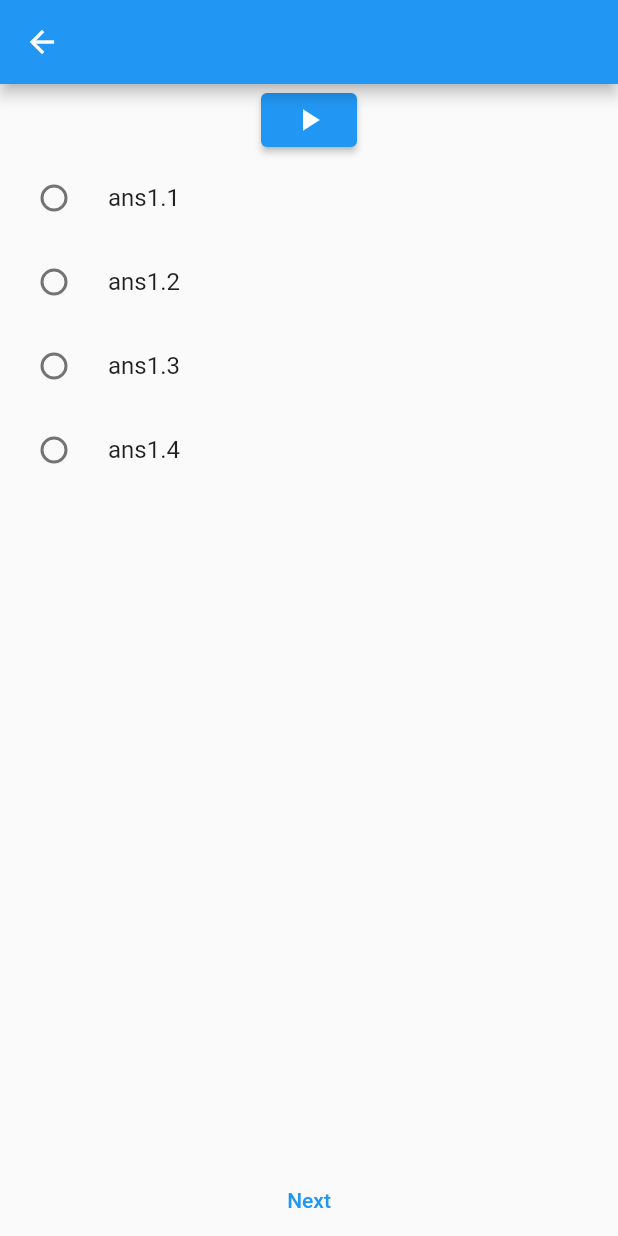
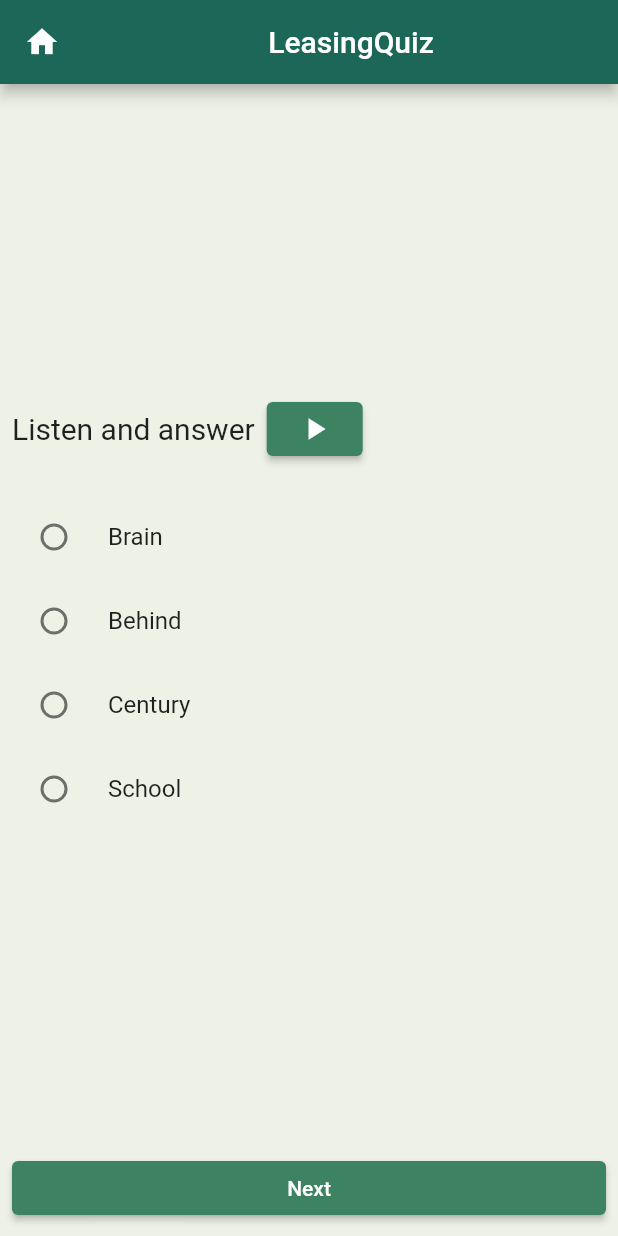
Before and after one commit to omarzghoul/labTest, a Flutter app: the LeasingQuiz screen opened directly, on a phone screen of 412 x 824 dp. Run offline on Flutter 3.47's test engine with Material 2 defaults, Android fonts, the phone set to English and light mode, and no system bars; our stand-ins replace audioplayers.

Commit message:
update listeningQuiz

```diff
--- a/lib/component/Page_builder.dart
+++ b/lib/component/Page_builder.dart
@@ -6,19 +6,17 @@ import 'package:flutter/src/widgets/framework.dart';
 class Page_bulider extends StatelessWidget {
   Page_bulider(
       {super.key,
-
       this.questions,
       required this.controller,
       required this.ontap,
-      required this.itemBuilder
-      });
+      required this.itemBuilder});
   final PageController controller;
 
   List<String>? questions;
 
   Function()? ontap;
 
-   Widget Function (BuildContext,int ) itemBuilder;
+  Widget Function(BuildContext, int) itemBuilder;
 
   @override
   Widget build(BuildContext context) {
@@ -33,13 +31,16 @@ class Page_bulider extends StatelessWidget {
             itemBuilder: itemBuilder,
           ),
         ),
-        TextButton(
-          onPressed: ontap,
-          child: const Text('Next'),
+        Container(
+          padding: EdgeInsets.all(8),
+          width: double.infinity,
+          child: ElevatedButton(
+            onPressed: ontap,
+            child: const Text('Next'),
+            style: ElevatedButton.styleFrom(backgroundColor: Color(0xff3D8361)),
+          ),
         )
       ],
     );
   }
-
-
 }
--- a/lib/component/SoundQa.dart
+++ b/lib/component/SoundQa.dart
@@ -1,6 +1,7 @@
 import 'package:flutter/material.dart';
 
 import 'package:audioplayers/audioplayers.dart';
+import 'package:flutter_application_8/component/AnsAlertDialog.dart';
 
 class SoundQa extends StatefulWidget {
   SoundQa(
@@ -25,49 +26,83 @@ class _SoundQaState extends State<SoundQa> {
 
   @override
   Widget build(BuildContext context) {
-    return Column(
+    return Center(
+      child: Column(
+        mainAxisAlignment: MainAxisAlignment.center,
         children: [
+          Row(
+            children: [
+              Padding(
+                padding: const EdgeInsets.all(8.0),
+                child: Text(
+                  "Listen and answer",
+                  style: TextStyle(fontSize: 20),
+                ),
+              ),
               ElevatedButton(
                 onPressed: () async {
                   final player = AudioPlayer();
 
                   await player.play(AssetSource('${widget.soundPath}'));
                 },
-            child: Icon(Icons.play_arrow)),
+                child: Icon(Icons.play_arrow),
+                style: ElevatedButton.styleFrom(
+                    backgroundColor: Color(0xff3D8361)),
+              ),
+            ],
+          ),
+          SizedBox(
+            height: 20,
+          ),
           coustmRadioListTile("${widget.ans1}"),
           coustmRadioListTile("${widget.ans2}"),
           coustmRadioListTile("${widget.ans3}"),
           coustmRadioListTile("${widget.ans4}")
         ],
+      ),
     );
   }
 
   Widget coustmRadioListTile(String val) {
     return RadioListTile(
       value: "$val",
-      title: Text("$val"),
+      title: Text("$val", style: TextStyle(fontSize: 16)),
       groupValue: groupVal,
       onChanged: (value) {
         setState(() {
           groupVal = value.toString();
           if (val == widget.ans4)
-            showDialog(
-              context: context,
-              builder: (context) {
-                return AlertDialog(
-                  actions: [
-                    Container(
-                      child: Text("Ss"),
-                      color: Colors.black,
-                      width: 200,
-                      height: 200,
-                    )
-                  ],
-                );
-              },
-            );
+            showDialog1(context);
+          else
+            showDialog2(context);
         });
       },
     );
   }
+
+  void showDialog1(BuildContext context) {
+    showDialog(
+      context: context,
+      builder: (context) {
+        return AnsAlertDialog(
+            massage: "Awesome ... good for you , keep practicing,",
+            colorIcon: Colors.green,
+            colorText: Colors.green,
+            icon: Icons.done);
+      },
+    );
   }
+
+  void showDialog2(BuildContext context) {
+    showDialog(
+      context: context,
+      builder: (context) {
+        return AnsAlertDialog(
+            massage: "Sorry , it is wrong answer ... try again ",
+            colorIcon: Colors.red,
+            colorText: Colors.red,
+            icon: Icons.close);
+      },
+    );
+  }
+}
--- a/lib/main.dart
+++ b/lib/main.dart
@@ -3,7 +3,7 @@ import 'package:flutter_application_8/component/Page_builder.dart';
 import 'package:flutter_application_8/component/SoundQa.dart';
 import 'package:flutter_application_8/component/custom.dart';
 import 'package:flutter_application_8/screens/ImageQuiz.dart';
-import 'package:flutter_application_8/screens/LeasingQuiz.dart';
+import 'package:flutter_application_8/screens/ListeningQuiz.dart';
 
 void main() {
   runApp(MaterialApp(
@@ -24,6 +24,6 @@ class _MyAppState extends State<MyApp> {
 
   @override
   Widget build(BuildContext context) {
-    return ImageQuzi();
+    return LeasingQuiz();
   }
 }
--- a/lib/screens/LeasingQuiz.dart
+++ b/lib/screens/ListeningQuiz.dart
@@ -14,28 +14,68 @@ class LeasingQuiz extends StatefulWidget {
 class _LeasingQuizState extends State<LeasingQuiz> {
   final PageController controller = PageController();
 
-  List<String> questions = ["qa1", "sdds", "sdsd"];
-
   int currentPage = 0;
 
-  List<String> sounds = ["1.mp3"];
+  List<String> sounds = [
+    "Q1.mp3",
+    "Q2.mp3",
+    "Q3.mp3",
+    "Q4.mp3",
+    "Q5.mp3",
+    "Q6.mp3",
+    "Q7.mp3"
+  ];
 
-  List<String> ans1 = ["ans1.1", "ans2.1", "ans3.1"];
+  List<String> ans1 = ["Brain", "Ship", "Huge", "Road", "Ugly", "Fear", "Sad"];
 
-  List<String> ans2 = ["ans1.2", "ans2.2", "ans3.2"];
+  List<String> ans2 = [
+    "Behind",
+    "Airport",
+    "Fat",
+    "Train",
+    "Disgust",
+    "Cower",
+    "Cheerful"
+  ];
 
-  List<String> ans3 = ["ans1.3", "ans2.3", "ans3.3"];
+  List<String> ans3 = [
+    "Century",
+    "Sea",
+    "Tall",
+    "Street",
+    "Bad",
+    "Worry",
+    "Bad"
+  ];
 
-  List<String> ans4 = ["ans1.4", "ans2.4", "ans3.4"];
+  List<String> ans4 = [
+    "School",
+    "City",
+    "Short",
+    "Vehicle",
+    "Handsome",
+    "Adventurous",
+    "exhausted"
+  ];
 
   @override
   Widget build(BuildContext context) {
     return Scaffold(
-      appBar: AppBar(),
+      backgroundColor: Color(0xffEEF2E6),
+      appBar: AppBar(
+        title: Center(child: Text("LeasingQuiz")),
+        backgroundColor: Color(0xff1C6758),
+        leading: IconButton(
+            onPressed: () {},
+            icon: Icon(
+              Icons.home,
+              color: Colors.white,
+            )),
+      ),
       body: SafeArea(
         child: Page_bulider(
           itemBuilder: (context, index) {
-            if (index == questions?.length) {
+            if (index == sounds?.length) {
               return Container(
                 child: Text(""),
                 color: Colors.amber,
@@ -46,11 +86,11 @@ class _LeasingQuizState extends State<LeasingQuiz> {
               ans2: "${ans2[currentPage]}",
               ans3: "${ans3[currentPage]}",
               ans4: "${ans4[currentPage]}",
-              soundPath: "hi.mp3",
+              soundPath: "${sounds[currentPage]}",
             );
           },
           ontap: () {
-            if (currentPage == questions.length) return;
+            if (currentPage == sounds.length) return;
             setState(() {
               controller.jumpToPage(++currentPage);
             });
@@ -58,7 +98,7 @@ class _LeasingQuizState extends State<LeasingQuiz> {
             print(currentPage);
           },
           controller: controller,
-          questions: questions,
+          questions: sounds,
         ),
       ),
     );
```
Also changed, not shown: lib/component/AnsAlertDialog.dart (added, +30 -0 lines), lib/component/custom.dart (+31 -64 lines), 9 other files. Lines whose indentation alone changed are shown as unchanged.
